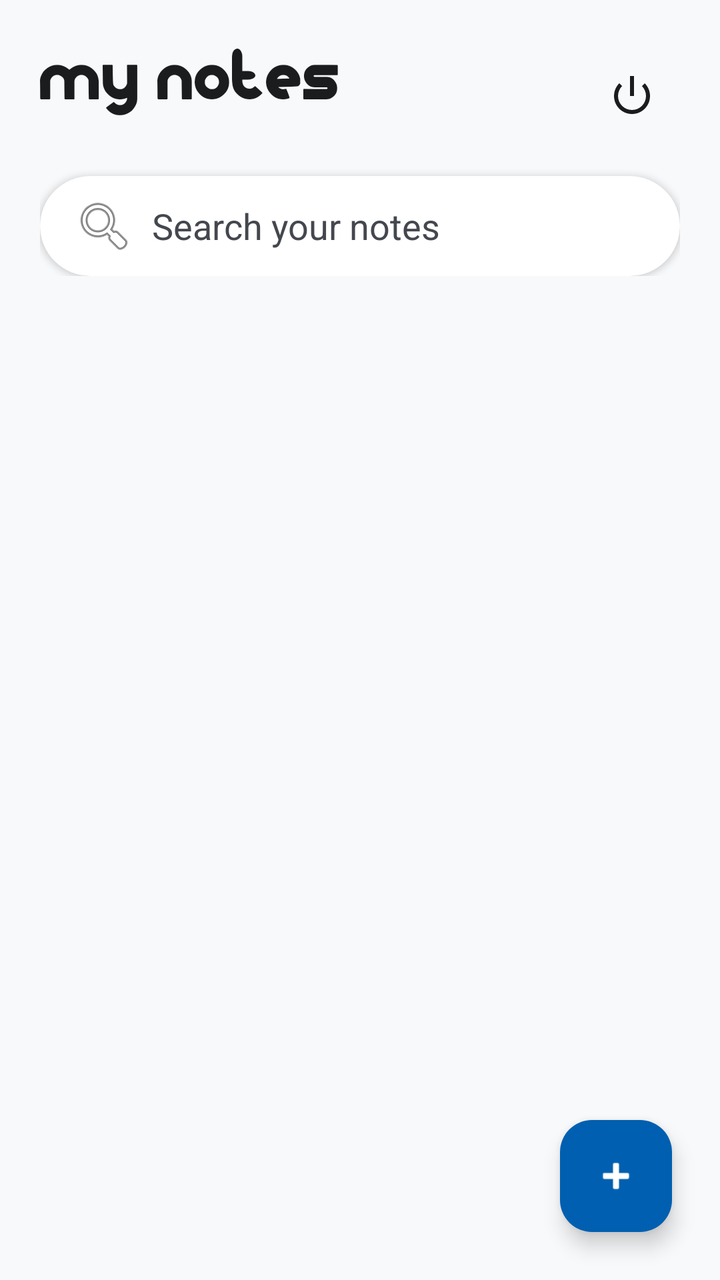
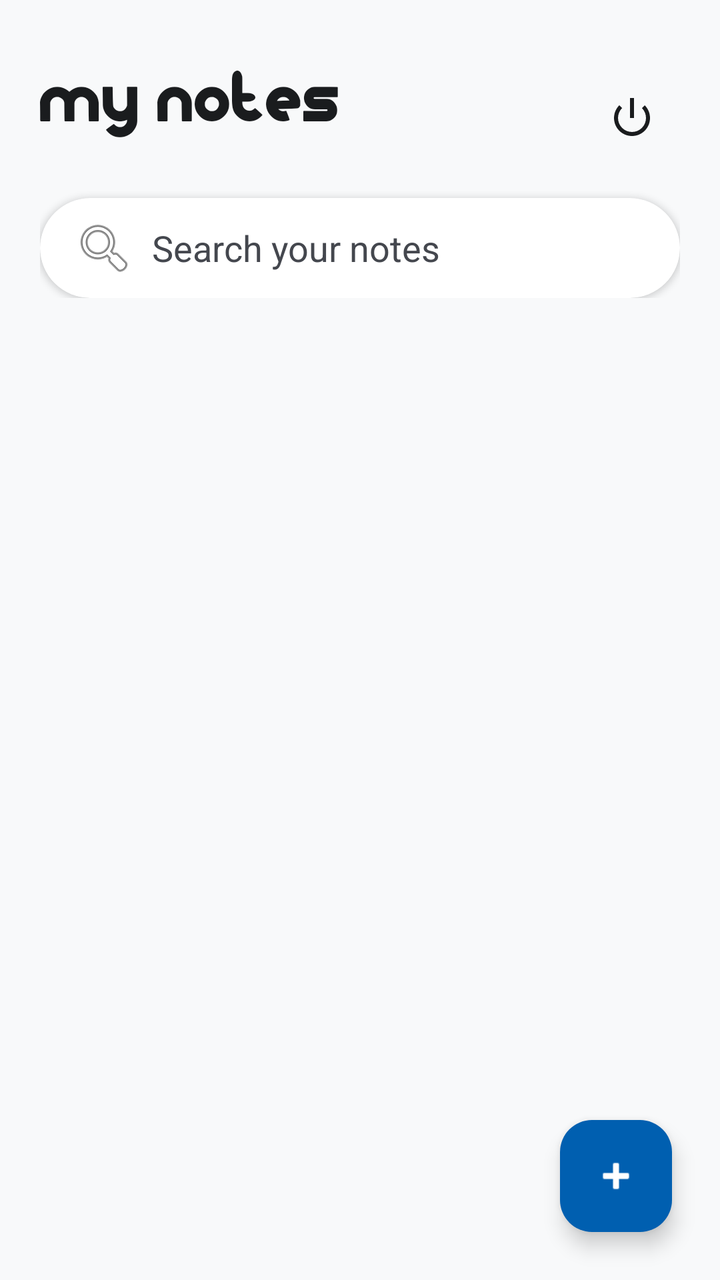

Before-and-after screenshots of an Android layout around one commit, followed by the original layout XML and the change that was made.
<!-- AndroidManifest.xml: application theme Theme.Notepad -->
<!-- res/layout/activity_nextpage.xml -->
<?xml version="1.0" encoding="utf-8"?>
<androidx.coordinatorlayout.widget.CoordinatorLayout xmlns:android="http://schemas.android.com/apk/res/android"
    xmlns:app="http://schemas.android.com/apk/res-auto"
    xmlns:tools="http://schemas.android.com/tools"
    android:id="@+id/main"
    android:layout_width="match_parent"
    android:layout_height="match_parent"
    android:background="@color/gray_light"
    tools:context=".nextpage">

    <com.google.android.material.appbar.AppBarLayout
        android:layout_width="match_parent"
        android:layout_height="wrap_content"
        android:background="@android:color/transparent"
        app:elevation="0dp">

        <LinearLayout
            android:layout_width="match_parent"
            android:layout_height="wrap_content"
            android:orientation="vertical"
            android:paddingHorizontal="20dp"
            android:paddingTop="24dp"
            android:paddingBottom="8dp">

            <RelativeLayout
                android:layout_width="match_parent"
                android:layout_height="wrap_content">

                <TextView
                    android:id="@+id/title_tv"
                    android:layout_width="wrap_content"
                    android:layout_height="wrap_content"
                    android:fontFamily="@font/noteame"
                    android:text="@string/my_notes"
                    android:textColor="@color/black"
                    android:textSize="32sp" />

                <ImageButton
                    android:id="@+id/logout_btn"
                    android:layout_width="48dp"
                    android:layout_height="48dp"
                    android:layout_alignParentEnd="true"
                    android:layout_centerVertical="true"
                    android:background="?attr/selectableItemBackgroundBorderless"
                    android:src="@android:drawable/ic_lock_power_off"
                    app:tint="@color/black"
                    android:contentDescription="Logout" />
            </RelativeLayout>

            <com.google.android.material.card.MaterialCardView
                android:id="@+id/search_card"
                android:layout_width="match_parent"
                android:layout_height="50dp"
                android:layout_marginTop="16dp"
                app:cardCornerRadius="25dp"
                app:cardElevation="2dp"
                app:strokeWidth="0dp"
                app:cardBackgroundColor="@color/white">

                <androidx.appcompat.widget.SearchView
                    android:id="@+id/search_et"
                    android:layout_width="match_parent"
                    android:layout_height="match_parent"
                    android:theme="@style/Theme.Notepad.SearchView"
                    app:iconifiedByDefault="false"
                    app:queryHint="Search your notes"
                    app:searchIcon="@android:drawable/ic_menu_search"
                    app:queryBackground="@android:color/transparent" />

            </com.google.android.material.card.MaterialCardView>
        </LinearLayout>
    </com.google.android.material.appbar.AppBarLayout>

    <androidx.recyclerview.widget.RecyclerView
        android:id="@+id/notes_rv"
        android:layout_width="match_parent"
        android:layout_height="wrap_content"
        android:clipToPadding="false"
        android:paddingHorizontal="10dp"
        android:paddingTop="8dp"
        android:paddingBottom="100dp"
        app:layout_behavior="@string/appbar_scrolling_view_behavior" />

    <com.google.android.material.floatingactionbutton.ExtendedFloatingActionButton
        android:id="@+id/add_note_fab"
        android:layout_width="wrap_content"
        android:layout_height="wrap_content"
        android:layout_gravity="bottom|end"
        android:layout_margin="24dp"
        android:textColor="@color/white"
        android:textAllCaps="false"
        android:fontFamily="sans-serif-medium"
        app:icon="@android:drawable/ic_input_add"
        app:iconTint="@color/white"
        app:backgroundTint="@color/btn_blue"
        app:elevation="6dp"/>

</androidx.coordinatorlayout.widget.CoordinatorLayout>
<!-- resources referenced by this layout -->
<resources>
  <color name="black">#1A1C1E</color>
  <color name="btn_blue">#005FB0</color>
  <color name="gray_light">#F8F9FA</color>
  <color name="white">#FFFFFF</color>
  <string name="my_notes">My Notes</string>
  <style name="Theme.Notepad.SearchView" parent="">
          <item name="android:editTextColor">@color/black</item>
          <item name="android:textColorHint">@color/gray_dark</item>
          <item name="colorAccent">@color/black</item>
          <item name="colorControlNormal">@color/black</item>
      </style>
  <style name="Theme.Notepad" parent="Base.Theme.Notepad" />
  <color name="gray_dark">#44474E</color>
  <style name="Base.Theme.Notepad" parent="Theme.Material3.DayNight.NoActionBar">
          
          
      </style>
</resources>

<!-- the commit's change to res/layout/activity_nextpage.xml (unified diff, before → after) -->
@@ -19,7 +19,7 @@
             android:layout_height="wrap_content"
             android:orientation="vertical"
             android:paddingHorizontal="20dp"
-            android:paddingTop="24dp"
+            android:paddingTop="35dp"
             android:paddingBottom="8dp">
 
             <RelativeLayout
